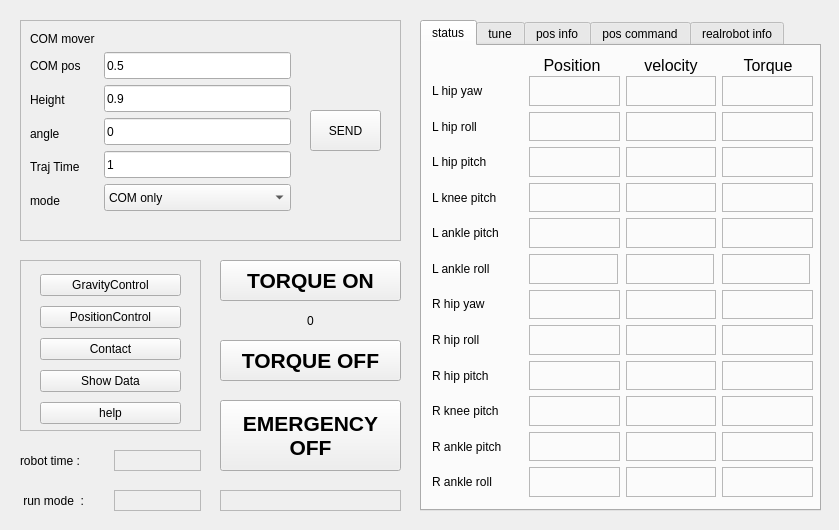
First picture: the form in dyros_red_gui/resource/DyrosRed.ui, repository saga0619/dyros_red, before the edit.
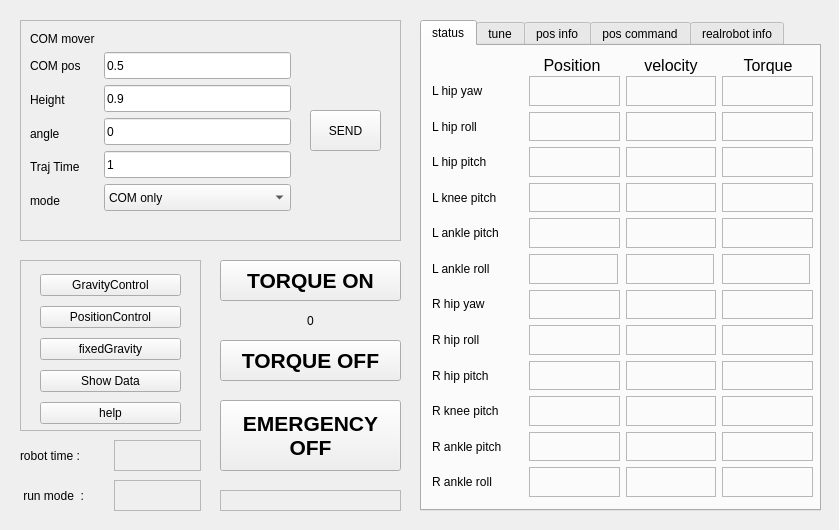
Second picture: the form after the edit.

```diff
--- a/dyros_red_gui/resource/DyrosRed.ui
+++ b/dyros_red_gui/resource/DyrosRed.ui
@@ -361,7 +361,7 @@
      <item>
       <widget class="QPushButton" name="contact_button">
        <property name="text">
-        <string>Contact</string>
+        <string>fixedGravity</string>
        </property>
       </widget>
      </item>
@@ -386,9 +386,9 @@
    <property name="geometry">
     <rect>
      <x>20</x>
-     <y>450</y>
+     <y>440</y>
      <width>181</width>
-     <height>21</height>
+     <height>31</height>
     </rect>
    </property>
    <layout class="QHBoxLayout" name="horizontalLayout_3">
@@ -460,9 +460,9 @@
    <property name="geometry">
     <rect>
      <x>20</x>
-     <y>490</y>
+     <y>480</y>
      <width>181</width>
-     <height>21</height>
+     <height>31</height>
     </rect>
    </property>
    <layout class="QHBoxLayout" name="horizontalLayout_4">
```
